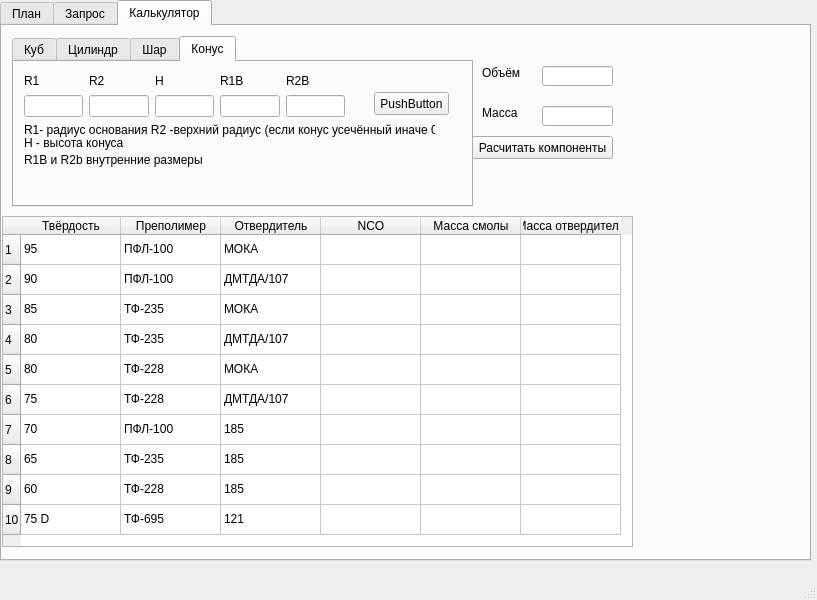
Qt form ceh_ui.ui (Korguv/Poliur) before a commit.
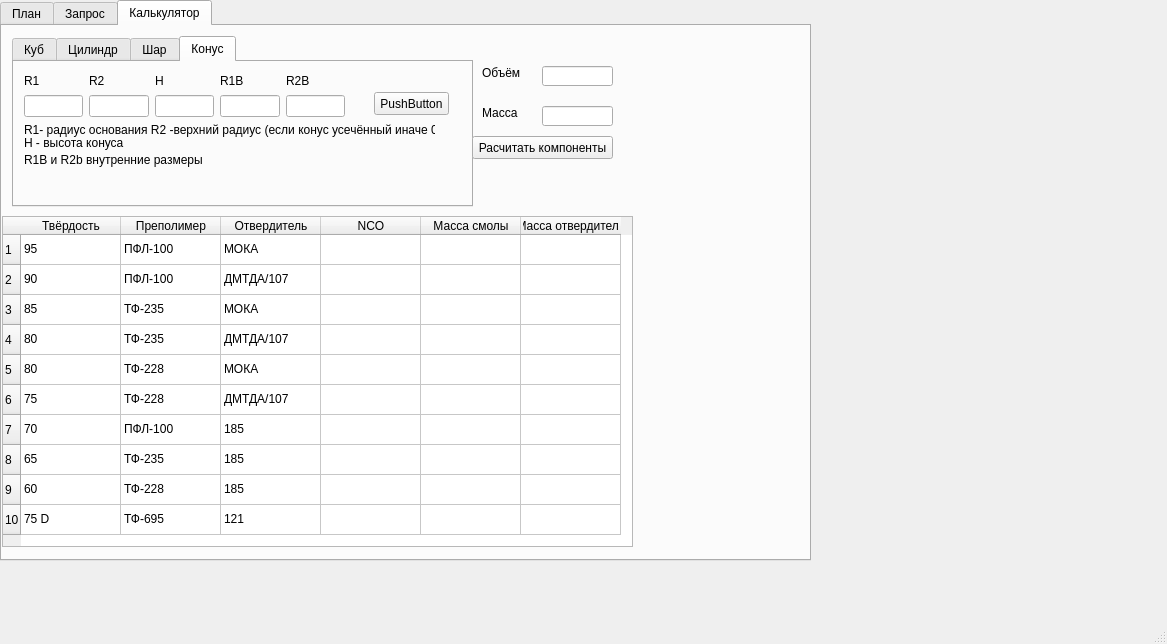
The same form after that commit. The open tabs and pages were chosen to show the change.

What changed in the file:
```diff
--- a/ceh_ui.ui
+++ b/ceh_ui.ui
@@ -6,8 +6,8 @@
    <rect>
     <x>0</x>
     <y>0</y>
-    <width>817</width>
-    <height>600</height>
+    <width>1167</width>
+    <height>644</height>
    </rect>
   </property>
   <property name="windowTitle">
```
Left out of the diff: 6 changed lines with no effect on the pictures.
